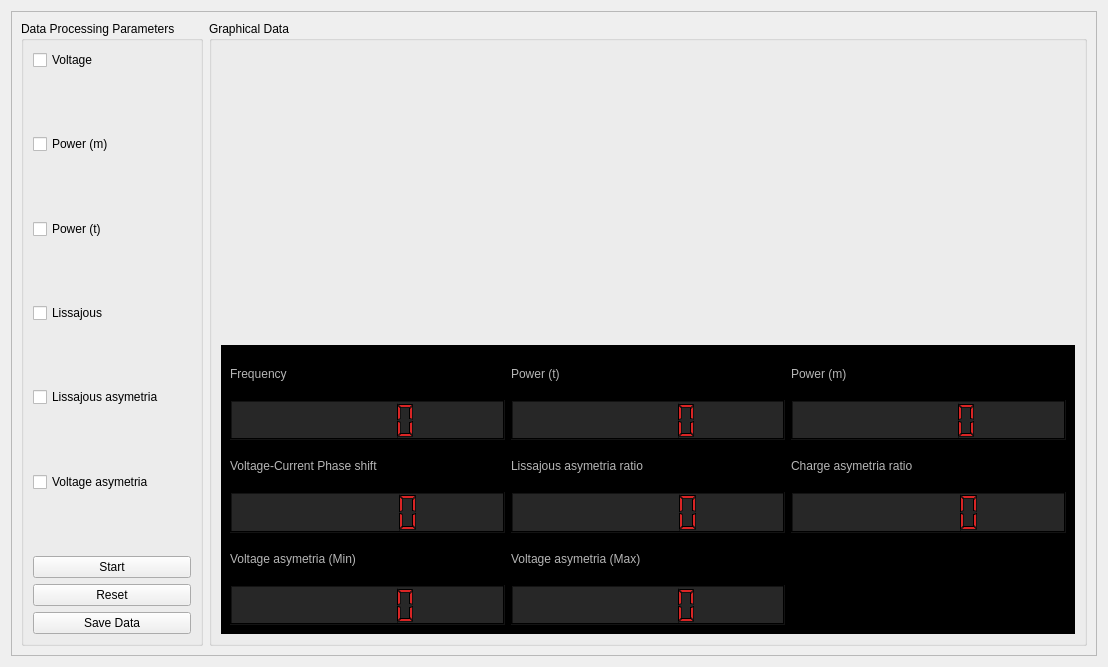
First picture: the form in gui/views/dataViewUI.ui, repository AceEagle/ElectricViewCHU, before the edit.
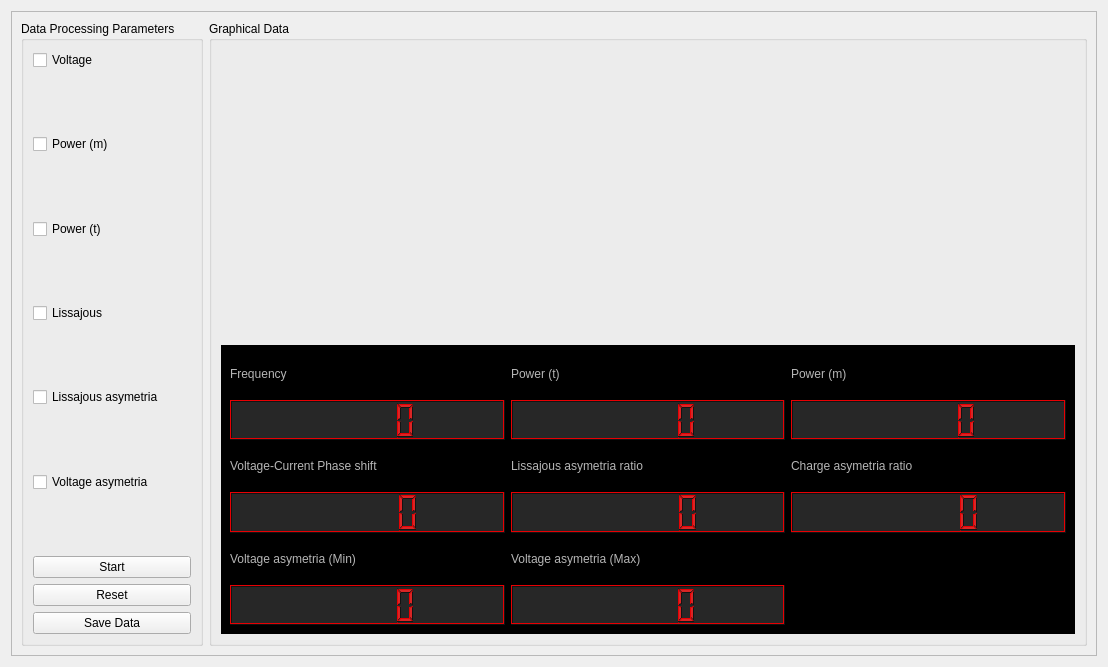
Second picture: the form after the edit. Custom widgets are drawn as their Qt base class.

Commit message: return to red, need to change  the color (counter different from number)

```diff
--- a/gui/views/dataViewUI.ui
+++ b/gui/views/dataViewUI.ui
@@ -701,9 +701,9 @@
                  <colorrole role="Light">
                   <brush brushstyle="SolidPattern">
                    <color alpha="255">
-                    <red>0</red>
+                    <red>232</red>
                     <green>0</green>
-                    <blue>0</blue>
+                    <blue>3</blue>
                    </color>
                   </brush>
                  </colorrole>
@@ -737,18 +737,18 @@
                  <colorrole role="Text">
                   <brush brushstyle="SolidPattern">
                    <color alpha="255">
-                    <red>182</red>
-                    <green>182</green>
-                    <blue>182</blue>
+                    <red>223</red>
+                    <green>57</green>
+                    <blue>57</blue>
                    </color>
                   </brush>
                  </colorrole>
                  <colorrole role="BrightText">
                   <brush brushstyle="SolidPattern">
                    <color alpha="255">
-                    <red>182</red>
-                    <green>182</green>
-                    <blue>182</blue>
+                    <red>199</red>
+                    <green>34</green>
+                    <blue>34</blue>
                    </color>
                   </brush>
                  </colorrole>
@@ -756,8 +756,8 @@
                   <brush brushstyle="SolidPattern">
                    <color alpha="255">
                     <red>182</red>
-                    <green>182</green>
-                    <blue>182</blue>
+                    <green>31</green>
+                    <blue>31</blue>
                    </color>
                   </brush>
                  </colorrole>
@@ -856,9 +856,9 @@
                  <colorrole role="Light">
                   <brush brushstyle="SolidPattern">
                    <color alpha="255">
-                    <red>0</red>
+                    <red>232</red>
                     <green>0</green>
-                    <blue>0</blue>
+                    <blue>3</blue>
                    </color>
                   </brush>
                  </colorrole>
@@ -892,18 +892,18 @@
                  <colorrole role="Text">
                   <brush brushstyle="SolidPattern">
                    <color alpha="255">
-                    <red>182</red>
-                    <green>182</green>
-                    <blue>182</blue>
+                    <red>223</red>
+                    <green>57</green>
+                    <blue>57</blue>
                    </color>
                   </brush>
                  </colorrole>
                  <colorrole role="BrightText">
                   <brush brushstyle="SolidPattern">
                    <color alpha="255">
-                    <red>182</red>
-                    <green>182</green>
-                    <blue>182</blue>
+                    <red>199</red>
+                    <green>34</green>
+                    <blue>34</blue>
                    </color>
                   </brush>
                  </colorrole>
@@ -911,8 +911,8 @@
                   <brush brushstyle="SolidPattern">
                    <color alpha="255">
                     <red>182</red>
-                    <green>182</green>
-                    <blue>182</blue>
+                    <green>31</green>
+                    <blue>31</blue>
                    </color>
                   </brush>
                  </colorrole>
@@ -1011,9 +1011,9 @@
                  <colorrole role="Light">
                   <brush brushstyle="SolidPattern">
                    <color alpha="255">
-                    <red>0</red>
+                    <red>232</red>
                     <green>0</green>
-                    <blue>0</blue>
+                    <blue>3</blue>
                    </color>
                   </brush>
                  </colorrole>
@@ -1056,9 +1056,9 @@
                  <colorrole role="BrightText">
                   <brush brushstyle="SolidPattern">
                    <color alpha="255">
-                    <red>182</red>
-                    <green>182</green>
-                    <blue>182</blue>
+                    <red>199</red>
+                    <green>34</green>
+                    <blue>34</blue>
                    </color>
                   </brush>
                  </colorrole>
@@ -1358,9 +1358,9 @@
                  <colorrole role="Light">
                   <brush brushstyle="SolidPattern">
                    <color alpha="255">
-                    <red>0</red>
+                    <red>232</red>
                     <green>0</green>
-                    <blue>0</blue>
+                    <blue>3</blue>
                    </color>
                   </brush>
                  </colorrole>
@@ -1394,18 +1394,18 @@
                  <colorrole role="Text">
                   <brush brushstyle="SolidPattern">
                    <color alpha="255">
-                    <red>182</red>
-                    <green>182</green>
-                    <blue>182</blue>
+                    <red>223</red>
+                    <green>57</green>
+                    <blue>57</blue>
                    </color>
                   </brush>
                  </colorrole>
                  <colorrole role="BrightText">
                   <brush brushstyle="SolidPattern">
                    <color alpha="255">
-                    <red>182</red>
-                    <green>182</green>
-                    <blue>182</blue>
+                    <red>199</red>
+                    <green>34</green>
+                    <blue>34</blue>
                    </color>
                   </brush>
                  </colorrole>
@@ -1413,8 +1413,8 @@
                   <brush brushstyle="SolidPattern">
                    <color alpha="255">
                     <red>182</red>
-                    <green>182</green>
-                    <blue>182</blue>
+                    <green>31</green>
+                    <blue>31</blue>
                    </color>
                   </brush>
                  </colorrole>
@@ -1513,9 +1513,9 @@
                  <colorrole role="Light">
                   <brush brushstyle="SolidPattern">
                    <color alpha="255">
-                    <red>0</red>
+                    <red>232</red>
                     <green>0</green>
-                    <blue>0</blue>
+                    <blue>3</blue>
                    </color>
                   </brush>
                  </colorrole>
@@ -1549,18 +1549,18 @@
                  <colorrole role="Text">
                   <brush brushstyle="SolidPattern">
                    <color alpha="255">
-                    <red>182</red>
-                    <green>182</green>
-                    <blue>182</blue>
+                    <red>223</red>
+                    <green>57</green>
+                    <blue>57</blue>
                    </color>
                   </brush>
                  </colorrole>
                  <colorrole role="BrightText">
                   <brush brushstyle="SolidPattern">
                    <color alpha="255">
-                    <red>182</red>
-                    <green>182</green>
-                    <blue>182</blue>
+                    <red>199</red>
+                    <green>34</green>
+                    <blue>34</blue>
                    </color>
                   </brush>
                  </colorrole>
@@ -1568,8 +1568,8 @@
                   <brush brushstyle="SolidPattern">
                    <color alpha="255">
                     <red>182</red>
-                    <green>182</green>
-                    <blue>182</blue>
+                    <green>31</green>
+                    <blue>31</blue>
                    </color>
                   </brush>
                  </colorrole>
@@ -1668,9 +1668,9 @@
                  <colorrole role="Light">
                   <brush brushstyle="SolidPattern">
                    <color alpha="255">
-                    <red>0</red>
+                    <red>232</red>
                     <green>0</green>
-                    <blue>0</blue>
+                    <blue>3</blue>
                    </color>
                   </brush>
                  </colorrole>
@@ -1713,9 +1713,9 @@
                  <colorrole role="BrightText">
                   <brush brushstyle="SolidPattern">
                    <color alpha="255">
-                    <red>182</red>
-                    <green>182</green>
-                    <blue>182</blue>
+                    <red>199</red>
+                    <green>34</green>
+                    <blue>34</blue>
                    </color>
                   </brush>
                  </colorrole>
@@ -1839,9 +1839,9 @@
                  <colorrole role="Light">
                   <brush brushstyle="SolidPattern">
                    <color alpha="255">
-                    <red>0</red>
+                    <red>232</red>
                     <green>0</green>
-                    <blue>0</blue>
+                    <blue>3</blue>
                    </color>
                   </brush>
                  </colorrole>
@@ -1875,18 +1875,18 @@
                  <colorrole role="Text">
                   <brush brushstyle="SolidPattern">
                    <color alpha="255">
-                    <red>182</red>
-                    <green>182</green>
-                    <blue>182</blue>
+                    <red>223</red>
+                    <green>57</green>
+                    <blue>57</blue>
                    </color>
                   </brush>
                  </colorrole>
                  <colorrole role="BrightText">
                   <brush brushstyle="SolidPattern">
                    <color alpha="255">
-                    <red>182</red>
-                    <green>182</green>
-                    <blue>182</blue>
+                    <red>199</red>
+                    <green>34</green>
+                    <blue>34</blue>
                    </color>
                   </brush>
                  </colorrole>
@@ -1894,8 +1894,8 @@
                   <brush brushstyle="SolidPattern">
                    <color alpha="255">
                     <red>182</red>
-                    <green>182</green>
-                    <blue>182</blue>
+                    <green>31</green>
+                    <blue>31</blue>
                    </color>
                   </brush>
                  </colorrole>
@@ -1994,9 +1994,9 @@
                  <colorrole role="Light">
                   <brush brushstyle="SolidPattern">
                    <color alpha="255">
-                    <red>0</red>
+                    <red>232</red>
                     <green>0</green>
-                    <blue>0</blue>
+                    <blue>3</blue>
                    </color>
                   </brush>
                  </colorrole>
@@ -2030,18 +2030,18 @@
                  <colorrole role="Text">
                   <brush brushstyle="SolidPattern">
                    <color alpha="255">
-                    <red>182</red>
-                    <green>182</green>
-                    <blue>182</blue>
+                    <red>223</red>
+                    <green>57</green>
+                    <blue>57</blue>
                    </color>
                   </brush>
                  </colorrole>
                  <colorrole role="BrightText">
                   <brush brushstyle="SolidPattern">
                    <color alpha="255">
-                    <red>182</red>
-                    <green>182</green>
-                    <blue>182</blue>
+                    <red>199</red>
+                    <green>34</green>
+                    <blue>34</blue>
                    </color>
                   </brush>
                  </colorrole>
@@ -2049,8 +2049,8 @@
                   <brush brushstyle="SolidPattern">
                    <color alpha="255">
                     <red>182</red>
-                    <green>182</green>
-                    <blue>182</blue>
+                    <green>31</green>
+                    <blue>31</blue>
                    </color>
                   </brush>
                  </colorrole>
@@ -2149,9 +2149,9 @@
                  <colorrole role="Light">
                   <brush brushstyle="SolidPattern">
                    <color alpha="255">
-                    <red>0</red>
+                    <red>232</red>
                     <green>0</green>
-                    <blue>0</blue>
+                    <blue>3</blue>
                    </color>
                   </brush>
                  </colorrole>
@@ -2194,9 +2194,9 @@
                  <colorrole role="BrightText">
                   <brush brushstyle="SolidPattern">
                    <color alpha="255">
-                    <red>182</red>
-                    <green>182</green>
-                    <blue>182</blue>
+                    <red>199</red>
+                    <green>34</green>
+                    <blue>34</blue>
                    </color>
                   </brush>
                  </colorrole>
@@ -2320,9 +2320,9 @@
                  <colorrole role="Light">
                   <brush brushstyle="SolidPattern">
                    <color alpha="255">
-                    <red>0</red>
+                    <red>232</red>
                     <green>0</green>
-                    <blue>0</blue>
+                    <blue>3</blue>
                    </color>
                   </brush>
                  </colorrole>
@@ -2356,18 +2356,18 @@
                  <colorrole role="Text">
                   <brush brushstyle="SolidPattern">
                    <color alpha="255">
-                    <red>182</red>
-                    <green>182</green>
-                    <blue>182</blue>
+                    <red>223</red>
+                    <green>57</green>
+                    <blue>57</blue>
                    </color>
                   </brush>
                  </colorrole>
                  <colorrole role="BrightText">
                   <brush brushstyle="SolidPattern">
                    <color alpha="255">
-                    <red>182</red>
-                    <green>182</green>
-                    <blue>182</blue>
+                    <red>199</red>
+                    <green>34</green>
+                    <blue>34</blue>
                    </color>
                   </brush>
                  </colorrole>
@@ -2375,8 +2375,8 @@
                   <brush brushstyle="SolidPattern">
                    <color alpha="255">
                     <red>182</red>
-                    <green>182</green>
-                    <blue>182</blue>
+                    <green>31</green>
+                    <blue>31</blue>
                    </color>
                   </brush>
                  </colorrole>
@@ -2475,9 +2475,9 @@
                  <colorrole role="Light">
                   <brush brushstyle="SolidPattern">
                    <color alpha="255">
-                    <red>0</red>
+                    <red>232</red>
                     <green>0</green>
-                    <blue>0</blue>
+                    <blue>3</blue>
                    </color>
                   </brush>
                  </colorrole>
@@ -2511,18 +2511,18 @@
                  <colorrole role="Text">
                   <brush brushstyle="SolidPattern">
                    <color alpha="255">
-                    <red>182</red>
-                    <green>182</green>
-                    <blue>182</blue>
+                    <red>223</red>
+                    <green>57</green>
+                    <blue>57</blue>
                    </color>
                   </brush>
                  </colorrole>
                  <colorrole role="BrightText">
                   <brush brushstyle="SolidPattern">
                    <color alpha="255">
-                    <red>182</red>
-                    <green>182</green>
-                    <blue>182</blue>
+                    <red>199</red>
+                    <green>34</green>
+                    <blue>34</blue>
                    </color>
                   </brush>
                  </colorrole>
@@ -2530,8 +2530,8 @@
                   <brush brushstyle="SolidPattern">
                    <color alpha="255">
                     <red>182</red>
-                    <green>182</green>
-                    <blue>182</blue>
+                    <green>31</green>
+                    <blue>31</blue>
                    </color>
                   </brush>
                  </colorrole>
@@ -2630,9 +2630,9 @@
                  <colorrole role="Light">
                   <brush brushstyle="SolidPattern">
                    <color alpha="255">
-                    <red>0</red>
+                    <red>232</red>
                     <green>0</green>
-                    <blue>0</blue>
+                    <blue>3</blue>
                    </color>
                   </brush>
                  </colorrole>
@@ -2675,9 +2675,9 @@
                  <colorrole role="BrightText">
                   <brush brushstyle="SolidPattern">
                    <color alpha="255">
-                    <red>182</red>
-                    <green>182</green>
-                    <blue>182</blue>
+                    <red>199</red>
+                    <green>34</green>
+                    <blue>34</blue>
                    </color>
                   </brush>
                  </colorrole>
@@ -2801,9 +2801,9 @@
                  <colorrole role="Light">
                   <brush brushstyle="SolidPattern">
                    <color alpha="255">
-                    <red>0</red>
+                    <red>232</red>
                     <green>0</green>
-                    <blue>0</blue>
+                    <blue>3</blue>
                    </color>
                   </brush>
                  </colorrole>
@@ -2837,18 +2837,18 @@
                  <colorrole role="Text">
                   <brush brushstyle="SolidPattern">
                    <color alpha="255">
-                    <red>182</red>
-                    <green>182</green>
-                    <blue>182</blue>
+                    <red>223</red>
+                    <green>57</green>
+                    <blue>57</blue>
                    </color>
                   </brush>
                  </colorrole>
                  <colorrole role="BrightText">
                   <brush brushstyle="SolidPattern">
                    <color alpha="255">
-                    <red>182</red>
-                    <green>182</green>
-                    <blue>182</blue>
+                    <red>199</red>
+                    <green>34</green>
+                    <blue>34</blue>
                    </color>
                   </brush>
                  </colorrole>
@@ -2856,8 +2856,8 @@
                   <brush brushstyle="SolidPattern">
                    <color alpha="255">
                     <red>182</red>
-                    <green>182</green>
-                    <blue>182</blue>
+                    <green>31</green>
+                    <blue>31</blue>
                    </color>
                   </brush>
                  </colorrole>
@@ -2956,9 +2956,9 @@
                  <colorrole role="Light">
                   <brush brushstyle="SolidPattern">
                    <color alpha="255">
-                    <red>0</red>
+                    <red>232</red>
                     <green>0</green>
-                    <blue>0</blue>
+                    <blue>3</blue>
                    </color>
                   </brush>
                  </colorrole>
@@ -2992,18 +2992,18 @@
                  <colorrole role="Text">
                   <brush brushstyle="SolidPattern">
                    <color alpha="255">
-                    <red>182</red>
-                    <green>182</green>
-                    <blue>182</blue>
+                    <red>223</red>
+                    <green>57</green>
+                    <blue>57</blue>
                    </color>
                   </brush>
                  </colorrole>
                  <colorrole role="BrightText">
                   <brush brushstyle="SolidPattern">
                    <color alpha="255">
-                    <red>182</red>
-                    <green>182</green>
-                    <blue>182</blue>
+                    <red>199</red>
+                    <green>34</green>
+                    <blue>34</blue>
                    </color>
                   </brush>
                  </colorrole>
@@ -3011,8 +3011,8 @@
                   <brush brushstyle="SolidPattern">
                    <color alpha="255">
                     <red>182</red>
-                    <green>182</green>
-                    <blue>182</blue>
+                    <green>31</green>
+                    <blue>31</blue>
                    </color>
                   </brush>
                  </colorrole>
@@ -3111,9 +3111,9 @@
                  <colorrole role="Light">
                   <brush brushstyle="SolidPattern">
                    <color alpha="255">
-                    <red>0</red>
+                    <red>232</red>
                     <green>0</green>
-                    <blue>0</blue>
+                    <blue>3</blue>
                    </color>
                   </brush>
                  </colorrole>
@@ -3156,9 +3156,9 @@
                  <colorrole role="BrightText">
                   <brush brushstyle="SolidPattern">
                    <color alpha="255">
-                    <red>182</red>
-                    <green>182</green>
-                    <blue>182</blue>
+                    <red>199</red>
+                    <green>34</green>
+                    <blue>34</blue>
                    </color>
                   </brush>
                  </colorrole>
@@ -3326,9 +3326,9 @@
                  <colorrole role="Light">
                   <brush brushstyle="SolidPattern">
                    <color alpha="255">
-                    <red>0</red>
+                    <red>232</red>
                     <green>0</green>
-                    <blue>0</blue>
+                    <blue>3</blue>
                    </color>
                   </brush>
                  </colorrole>
@@ -3362,18 +3362,18 @@
                  <colorrole role="Text">
                   <brush brushstyle="SolidPattern">
                    <color alpha="255">
-                    <red>182</red>
-                    <green>182</green>
-                    <blue>182</blue>
+                    <red>223</red>
+                    <green>57</green>
+                    <blue>57</blue>
                    </color>
                   </brush>
                  </colorrole>
                  <colorrole role="BrightText">
                   <brush brushstyle="SolidPattern">
                    <color alpha="255">
-                    <red>182</red>
-                    <green>182</green>
-                    <blue>182</blue>
+                    <red>199</red>
+                    <green>34</green>
+                    <blue>34</blue>
                    </color>
                   </brush>
                  </colorrole>
@@ -3381,8 +3381,8 @@
                   <brush brushstyle="SolidPattern">
                    <color alpha="255">
                     <red>182</red>
-                    <green>182</green>
-                    <blue>182</blue>
+                    <green>31</green>
+                    <blue>31</blue>
                    </color>
                   </brush>
                  </colorrole>
@@ -3481,9 +3481,9 @@
                  <colorrole role="Light">
                   <brush brushstyle="SolidPattern">
                    <color alpha="255">
-                    <red>0</red>
+                    <red>232</red>
                     <green>0</green>
-                    <blue>0</blue>
+                    <blue>3</blue>
                    </color>
                   </brush>
                  </colorrole>
@@ -3517,18 +3517,18 @@
                  <colorrole role="Text">
                   <brush brushstyle="SolidPattern">
                    <color alpha="255">
-                    <red>182</red>
-                    <green>182</green>
-                    <blue>182</blue>
+                    <red>223</red>
+                    <green>57</green>
+                    <blue>57</blue>
                    </color>
                   </brush>
                  </colorrole>
                  <colorrole role="BrightText">
                   <brush brushstyle="SolidPattern">
                    <color alpha="255">
-                    <red>182</red>
-                    <green>182</green>
-                    <blue>182</blue>
+                    <red>199</red>
+                    <green>34</green>
+                    <blue>34</blue>
                    </color>
                   </brush>
                  </colorrole>
@@ -3536,8 +3536,8 @@
                   <brush brushstyle="SolidPattern">
                    <color alpha="255">
                     <red>182</red>
-                    <green>182</green>
-                    <blue>182</blue>
+                    <green>31</green>
+                    <blue>31</blue>
                    </color>
                   </brush>
                  </colorrole>
@@ -3636,9 +3636,9 @@
                  <colorrole role="Light">
                   <brush brushstyle="SolidPattern">
                    <color alpha="255">
-                    <red>0</red>
+                    <red>232</red>
                     <green>0</green>
-                    <blue>0</blue>
+                    <blue>3</blue>
                    </color>
                   </brush>
                  </colorrole>
@@ -3681,9 +3681,9 @@
                  <colorrole role="BrightText">
                   <brush brushstyle="SolidPattern">
                    <color alpha="255">
-                    <red>182</red>
-                    <green>182</green>
-                    <blue>182</blue>
+                    <red>199</red>
+                    <green>34</green>
+                    <blue>34</blue>
                    </color>
                   </brush>
                  </colorrole>
@@ -3779,6 +3779,10 @@
               <property name="autoFillBackground">
                <bool>true</bool>
               </property>
+              <property name="styleSheet">
+               <string notr="true">border-color: rgb(0, 0, 0);
+border-top-color: rgb(0, 0, 0);</string>
+              </property>
              </widget>
             </item>
             <item row="0" column="1">
@@ -3851,9 +3855,9 @@
                  <colorrole role="Light">
                   <brush brushstyle="SolidPattern">
                    <color alpha="255">
-                    <red>0</red>
+                    <red>232</red>
                     <green>0</green>
-                    <blue>0</blue>
+                    <blue>3</blue>
                    </color>
                   </brush>
                  </colorrole>
@@ -3887,18 +3891,18 @@
                  <colorrole role="Text">
                   <brush brushstyle="SolidPattern">
                    <color alpha="255">
-                    <red>182</red>
-                    <green>182</green>
-                    <blue>182</blue>
+                    <red>223</red>
+                    <green>57</green>
+                    <blue>57</blue>
                    </color>
                   </brush>
                  </colorrole>
                  <colorrole role="BrightText">
                   <brush brushstyle="SolidPattern">
                    <color alpha="255">
-                    <red>182</red>
-                    <green>182</green>
-                    <blue>182</blue>
+                    <red>199</red>
+                    <green>34</green>
+                    <blue>34</blue>
                    </color>
                   </brush>
                  </colorrole>
@@ -3906,8 +3910,8 @@
                   <brush brushstyle="SolidPattern">
                    <color alpha="255">
                     <red>182</red>
-                    <green>182</green>
-                    <blue>182</blue>
+                    <green>31</green>
+                    <blue>31</blue>
                    </color>
                   </brush>
                  </colorrole>
@@ -4006,9 +4010,9 @@
                  <colorrole role="Light">
                   <brush brushstyle="SolidPattern">
                    <color alpha="255">
-                    <red>0</red>
+                    <red>232</red>
                     <green>0</green>
-                    <blue>0</blue>
+                    <blue>3</blue>
                    </color>
                   </brush>
                  </colorrole>
@@ -4042,18 +4046,18 @@
                  <colorrole role="Text">
                   <brush brushstyle="SolidPattern">
                    <color alpha="255">
-                    <red>182</red>
-                    <green>182</green>
-                    <blue>182</blue>
+                    <red>223</red>
+                    <green>57</green>
+                    <blue>57</blue>
                    </color>
                   </brush>
                  </colorrole>
                  <colorrole role="BrightText">
                   <brush brushstyle="SolidPattern">
                    <color alpha="255">
-                    <red>182</red>
-                    <green>182</green>
-                    <blue>182</blue>
+                    <red>199</red>
+                    <green>34</green>
+                    <blue>34</blue>
                    </color>
                   </brush>
                  </colorrole>
@@ -4061,8 +4065,8 @@
                   <brush brushstyle="SolidPattern">
                    <color alpha="255">
                     <red>182</red>
-                    <green>182</green>
-                    <blue>182</blue>
+                    <green>31</green>
+                    <blue>31</blue>
                    </color>
                   </brush>
                  </colorrole>
@@ -4161,9 +4165,9 @@
                  <colorrole role="Light">
                   <brush brushstyle="SolidPattern">
                    <color alpha="255">
-                    <red>0</red>
+                    <red>232</red>
                     <green>0</green>
-                    <blue>0</blue>
+                    <blue>3</blue>
                    </color>
                   </brush>
                  </colorrole>
@@ -4206,9 +4210,9 @@
                  <colorrole role="BrightText">
                   <brush brushstyle="SolidPattern">
                    <color alpha="255">
-                    <red>182</red>
-                    <green>182</green>
-                    <blue>182</blue>
+                    <red>199</red>
+                    <green>34</green>
+                    <blue>34</blue>
                    </color>
                   </brush>
                  </colorrole>
@@ -4376,9 +4380,9 @@
                  <colorrole role="Light">
                   <brush brushstyle="SolidPattern">
                    <color alpha="255">
-                    <red>0</red>
+                    <red>232</red>
                     <green>0</green>
-                    <blue>0</blue>
+                    <blue>3</blue>
                    </color>
                   </brush>
                  </colorrole>
@@ -4412,18 +4416,18 @@
                  <colorrole role="Text">
                   <brush brushstyle="SolidPattern">
                    <color alpha="255">
-                    <red>182</red>
-                    <green>182</green>
-                    <blue>182</blue>
+                    <red>223</red>
+                    <green>57</green>
+                    <blue>57</blue>
                    </color>
                   </brush>
                  </colorrole>
                  <colorrole role="BrightText">
                   <brush brushstyle="SolidPattern">
                    <color alpha="255">
-                    <red>182</red>
-                    <green>182</green>
-                    <blue>182</blue>
+                    <red>199</red>
+                    <green>34</green>
+                    <blue>34</blue>
                    </color>
                   </brush>
                  </colorrole>
@@ -4431,8 +4435,8 @@
                   <brush brushstyle="SolidPattern">
                    <color alpha="255">
                     <red>182</red>
-                    <green>182</green>
-                    <blue>182</blue>
+                    <green>31</green>
+                    <blue>31</blue>
                    </color>
                   </brush>
                  </colorrole>
@@ -4531,9 +4535,9 @@
                  <colorrole role="Light">
                   <brush brushstyle="SolidPattern">
                    <color alpha="255">
-                    <red>0</red>
+                    <red>232</red>
                     <green>0</green>
-                    <blue>0</blue>
+                    <blue>3</blue>
                    </color>
                   </brush>
                  </colorrole>
@@ -4567,18 +4571,18 @@
                  <colorrole role="Text">
                   <brush brushstyle="SolidPattern">
                    <color alpha="255">
-                    <red>182</red>
-                    <green>182</green>
-                    <blue>182</blue>
+                    <red>223</red>
+                    <green>57</green>
+                    <blue>57</blue>
                    </color>
                   </brush>
                  </colorrole>
                  <colorrole role="BrightText">
                   <brush brushstyle="SolidPattern">
                    <color alpha="255">
-                    <red>182</red>
-                    <green>182</green>
-                    <blue>182</blue>
+                    <red>199</red>
+                    <green>34</green>
+                    <blue>34</blue>
                    </color>
                   </brush>
                  </colorrole>
@@ -4586,8 +4590,8 @@
                   <brush brushstyle="SolidPattern">
                    <color alpha="255">
                     <red>182</red>
-                    <green>182</green>
-                    <blue>182</blue>
+                    <green>31</green>
+                    <blue>31</blue>
                    </color>
                   </brush>
                  </colorrole>
@@ -4686,9 +4690,9 @@
                  <colorrole role="Light">
                   <brush brushstyle="SolidPattern">
                    <color alpha="255">
-                    <red>0</red>
+                    <red>232</red>
                     <green>0</green>
-                    <blue>0</blue>
+                    <blue>3</blue>
                    </color>
                   </brush>
                  </colorrole>
@@ -4731,9 +4735,9 @@
                  <colorrole role="BrightText">
                   <brush brushstyle="SolidPattern">
                    <color alpha="255">
-                    <red>182</red>
-                    <green>182</green>
-                    <blue>182</blue>
+                    <red>199</red>
+                    <green>34</green>
+                    <blue>34</blue>
                    </color>
                   </brush>
                  </colorrole>
```
